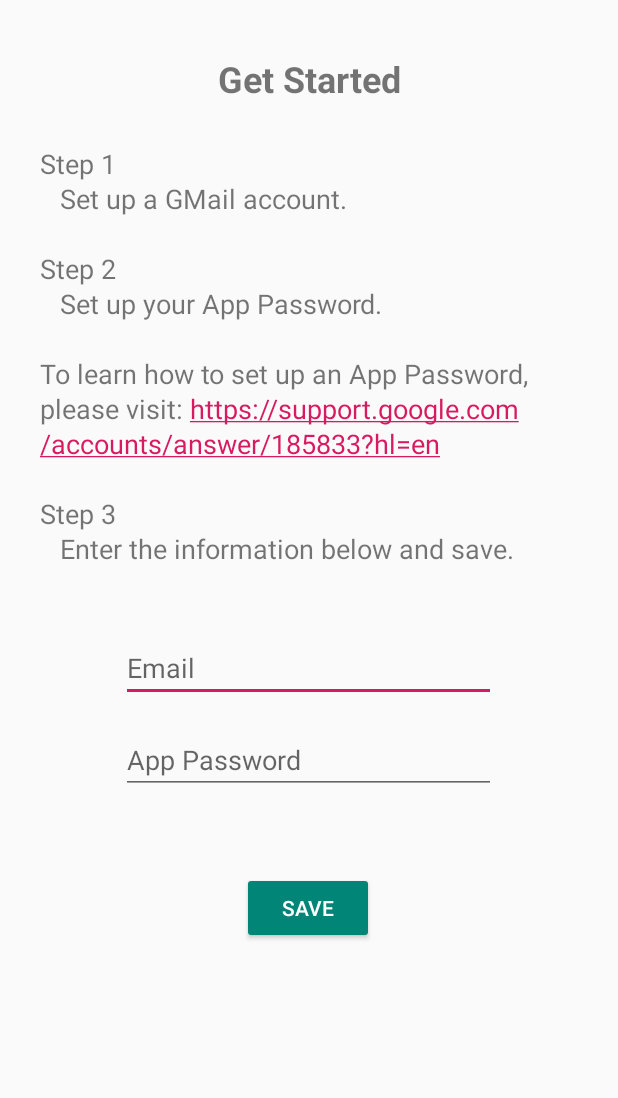
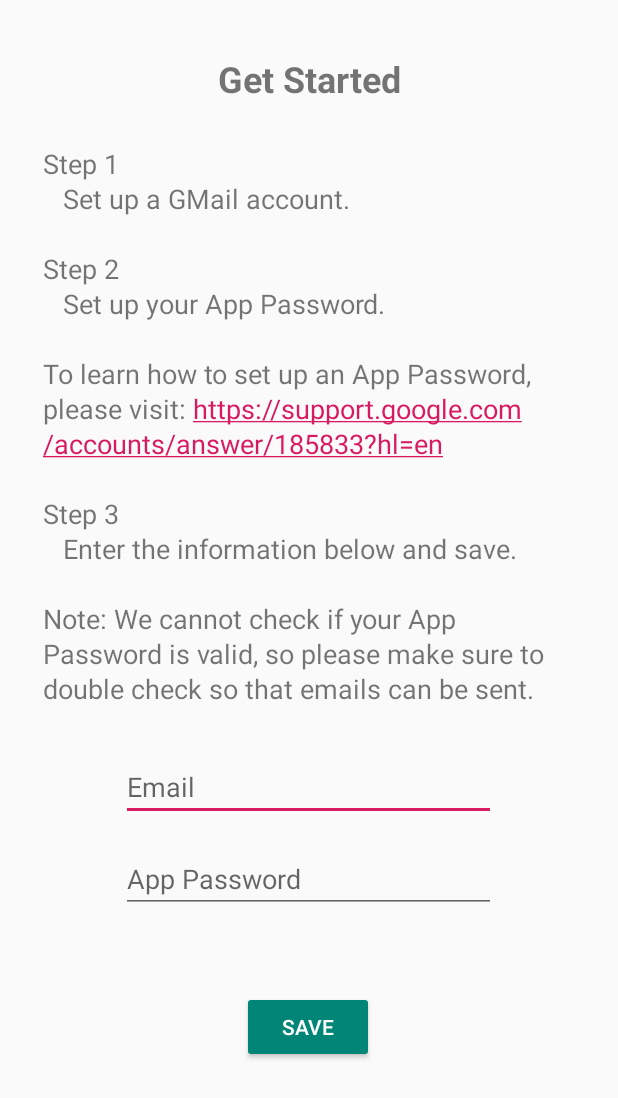
Before and after one commit to victoria-lo/aMail, an Android app: the layout fragment_settings.xml on its own in the app's theme, with its tools: preview values and no code run, on a phone screen of 412 x 824 dp. Shown: the top 1098 px of the screen. Run offline under Robolectric (Android 15) with nearby library versions, the phone set to English and light mode, and no system bars.

```diff
--- a/app/src/main/res/layout/fragment_settings.xml
+++ b/app/src/main/res/layout/fragment_settings.xml
@@ -24,17 +24,15 @@
 
     <TextView
         android:id="@+id/step1"
-        android:layout_width="352dp"
-        android:layout_height="310dp"
+        android:layout_width="347dp"
+        android:layout_height="389dp"
         android:layout_marginStart="8dp"
-        android:layout_marginLeft="8dp"
         android:layout_marginTop="28dp"
         android:layout_marginEnd="8dp"
-        android:layout_marginRight="8dp"
+        android:autoLink="web"
         android:lineSpacingExtra="2sp"
         android:text="@string/step_1_n_t_input_your_email"
         android:textSize="18sp"
-        android:autoLink="web"
         app:layout_constraintEnd_toEndOf="parent"
         app:layout_constraintHorizontal_bias="0.421"
         app:layout_constraintStart_toStartOf="parent"
--- a/app/src/main/res/values/strings.xml
+++ b/app/src/main/res/values/strings.xml
@@ -17,7 +17,10 @@
     <string name="step_1_n_t_input_your_email">Step 1\n\tSet up a GMail account.
         \n\nStep 2\n\tSet up your App Password.\n\nTo learn how to set up an App Password, please visit:
         https://support.google.com/accounts/answer/185833?hl=en
-        \n\nStep 3\n\tEnter the information below and save.</string>
+        \n\nStep 3\n\tEnter the information below and save.
+        \n\nNote: We cannot check if your App Password is valid,
+        so please make sure to double check so that emails can be sent.
+    </string>
     <string name="get_started">Get Started</string>
     <string name="email_sender">Email</string>
     <string name="app_password">App Password</string>
```
Also changed, not shown: app/src/main/java/com/gameguildstudios/amail/NewMailFragment.java (+8 -2 lines), app/src/main/java/com/gameguildstudios/amail/Utils.java (+4 -6 lines).
